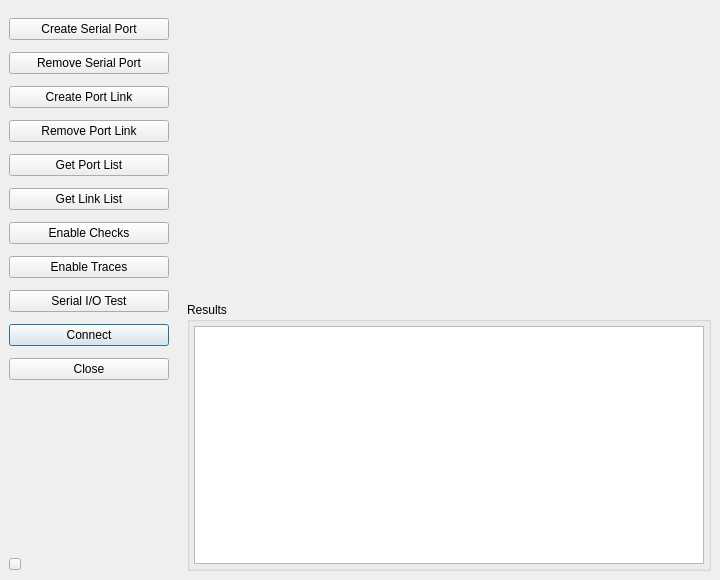
Old version of the form VSPClient/ui/vscmainwindow.ui in the repository britus/VSPClient.
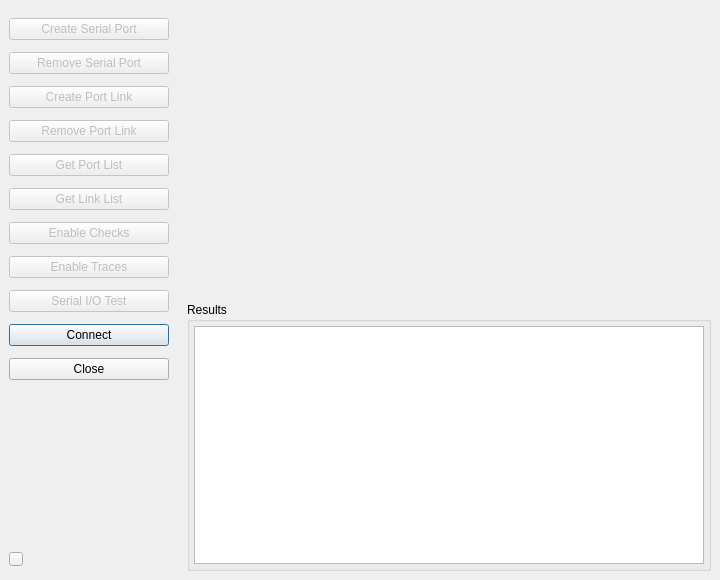
New version of the form. Icons and pictures are not drawn. Custom widgets are drawn as their Qt base class.

```diff
--- a/VSPClient/ui/vscmainwindow.ui
+++ b/VSPClient/ui/vscmainwindow.ui
@@ -57,6 +57,9 @@
        </property>
        <item>
         <widget class="QPushButton" name="btn01SPCreate">
+         <property name="enabled">
+          <bool>false</bool>
+         </property>
          <property name="text">
           <string>Create Serial Port</string>
          </property>
@@ -64,6 +67,9 @@
        </item>
        <item>
         <widget class="QPushButton" name="btn02SPRemove">
+         <property name="enabled">
+          <bool>false</bool>
+         </property>
          <property name="text">
           <string>Remove Serial Port</string>
          </property>
@@ -71,6 +77,9 @@
        </item>
        <item>
         <widget class="QPushButton" name="btn03LKCreate">
+         <property name="enabled">
+          <bool>false</bool>
+         </property>
          <property name="minimumSize">
           <size>
            <width>150</width>
@@ -84,6 +93,9 @@
        </item>
        <item>
         <widget class="QPushButton" name="btn04LKRemove">
+         <property name="enabled">
+          <bool>false</bool>
+         </property>
          <property name="minimumSize">
           <size>
            <width>150</width>
@@ -97,6 +109,9 @@
        </item>
        <item>
         <widget class="QPushButton" name="btn05PortList">
+         <property name="enabled">
+          <bool>false</bool>
+         </property>
          <property name="minimumSize">
           <size>
            <width>150</width>
@@ -110,6 +125,9 @@
        </item>
        <item>
         <widget class="QPushButton" name="btn06LinkList">
+         <property name="enabled">
+          <bool>false</bool>
+         </property>
          <property name="text">
           <string>Get Link List</string>
          </property>
@@ -117,6 +135,9 @@
        </item>
        <item>
         <widget class="QPushButton" name="btn07Checks">
+         <property name="enabled">
+          <bool>false</bool>
+         </property>
          <property name="minimumSize">
           <size>
            <width>150</width>
@@ -130,6 +151,9 @@
        </item>
        <item>
         <widget class="QPushButton" name="btn08Traces">
+         <property name="enabled">
+          <bool>false</bool>
+         </property>
          <property name="minimumSize">
           <size>
            <width>150</width>
@@ -143,6 +167,9 @@
        </item>
        <item>
         <widget class="QPushButton" name="btn11SerialIO">
+         <property name="enabled">
+          <bool>false</bool>
+         </property>
          <property name="text">
           <string>Serial I/O Test</string>
          </property>
@@ -189,6 +216,12 @@
            <verstretch>0</verstretch>
           </sizepolicy>
          </property>
+         <property name="maximumSize">
+          <size>
+           <width>16777215</width>
+           <height>24</height>
+          </size>
+         </property>
          <layout class="QHBoxLayout" name="horizontalLayout">
           <property name="spacing">
            <number>24</number>
@@ -209,8 +242,8 @@
            <widget class="QToolButton" name="toolButton">
             <property name="maximumSize">
              <size>
-              <width>12</width>
-              <height>12</height>
+              <width>14</width>
+              <height>14</height>
              </size>
             </property>
             <property name="text">
@@ -234,8 +267,8 @@
             </property>
             <property name="sizeHint" stdset="0">
              <size>
-              <width>111</width>
-              <height>14</height>
+              <width>14</width>
+              <height>111</height>
              </size>
             </property>
            </spacer>
```
Left out of the diff: 18 changed lines with no effect on the pictures.
